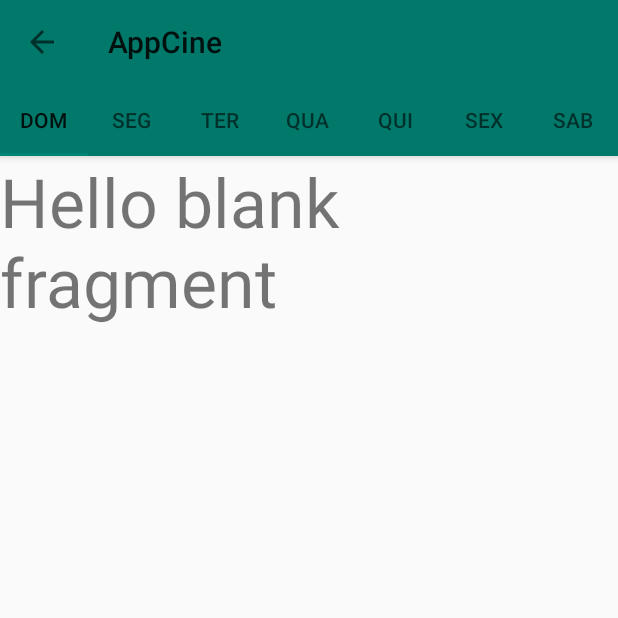
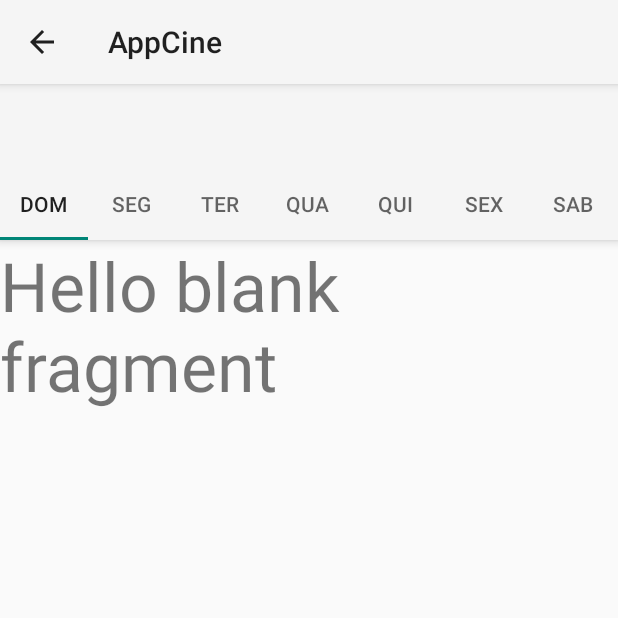
Before and after one commit to FernandoGurgel/AppCine, an Android app: the screen it shows after launch (PrincipalActivity), on a phone screen of 412 x 824 dp, the top half of it. Run offline under Robolectric (Android 15) with nearby library versions, the phone set to English and light mode, and no system bars; 1 statement that could not run was skipped.

```diff
--- a/app/src/main/res/values/styles.xml
+++ b/app/src/main/res/values/styles.xml
@@ -1,12 +1,2 @@
-<resources>
-
-    <!-- Base application theme. -->
-    <style name="AppTheme" parent="Theme.AppCompat.Light.DarkActionBar">
-        <!-- Customize your theme here. -->
-        <item name="colorPrimary">@color/colorPrimary</item>
-        <item name="colorPrimaryDark">@color/colorPrimaryDark</item>
-        <item name="windowNoTitle">true</item>
-        <item name="windowActionBar">false</item>
-    </style>
-
-</resources>
+<?xml version="1.0" encoding="utf-8"?>
+<resources></resources>
```
